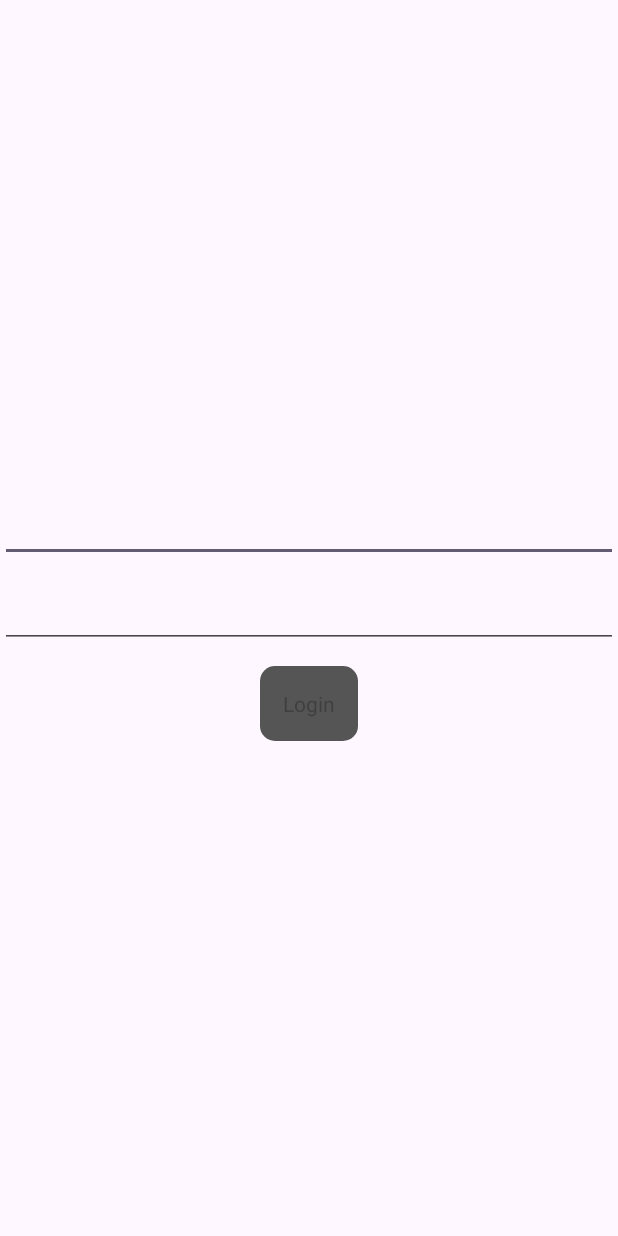
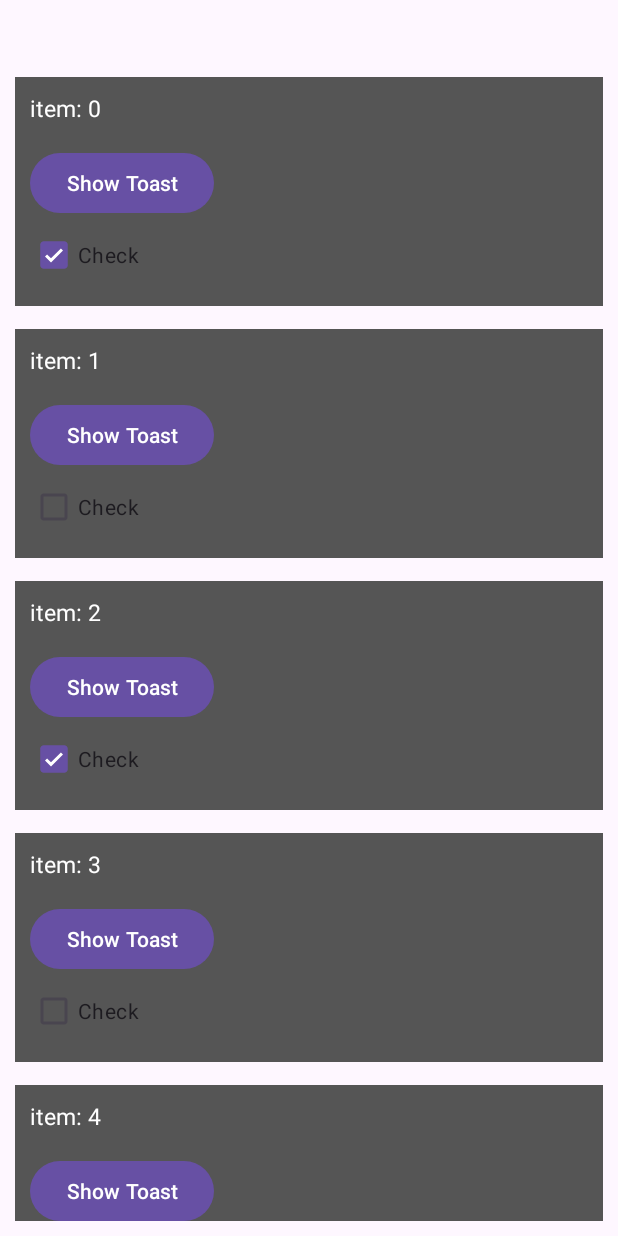
Before and after one commit to felopater-adel2000/android_testing_utils, an Android app: the screen it shows after launch (LoginActivity before the commit, RecyclerViewActivity after it), on a phone screen of 412 x 824 dp. Run offline under Robolectric (Android 15) with nearby library versions, the phone set to English and light mode, and no system bars.

Commit message:
1. Add Espresso Contrib dependency 2. make Example on RecyclerView 3. Add function to Access RecyclerView Item 4. Write Simple Test Case on RecyclerView

```diff
--- a/app/build.gradle
+++ b/app/build.gradle
@@ -67,4 +67,8 @@ dependencies {
     androidTestImplementation 'androidx.test.espresso:espresso-core:3.5.1'
     androidTestImplementation 'androidx.test:runner:1.4.0'
     androidTestImplementation 'androidx.test:rules:1.4.0'
+
+    //Espresso Contrib
+    // For Test UI Like (RecyclerView)
+    androidTestImplementation "androidx.test.espresso:espresso-contrib:3.5.1"
 }
--- /dev/null
+++ b/app/src/main/java/com/restart/androidtesting/RecyclerAdapter.kt
@@ -0,0 +1,96 @@
+package com.restart.androidtesting
+
+import android.view.LayoutInflater
+import android.view.ViewGroup
+import androidx.recyclerview.widget.AsyncDifferConfig
+import androidx.recyclerview.widget.AsyncListDiffer
+import androidx.recyclerview.widget.DiffUtil
+import androidx.recyclerview.widget.ListUpdateCallback
+import androidx.recyclerview.widget.RecyclerView
+import com.restart.androidtesting.databinding.ItemRecyclerBinding
+
+class RecyclerAdapter(private val itemCallbacks: ItemCallbacks) : RecyclerView.Adapter<RecyclerView.ViewHolder>()
+{
+    private val DIFF_CALLBACK = object: DiffUtil.ItemCallback<RecyclerModel>(){
+        override fun areItemsTheSame(oldItem: RecyclerModel, newItem: RecyclerModel): Boolean {
+            return oldItem.id == newItem.id
+        }
+
+        override fun areContentsTheSame(oldItem: RecyclerModel, newItem: RecyclerModel): Boolean {
+            return oldItem == newItem
+        }
+    }
+
+    private val differ = AsyncListDiffer(
+        CustomRecyclerChangeCallback(this),
+        AsyncDifferConfig.Builder(DIFF_CALLBACK).build()
+    )
+
+    inner class CustomRecyclerChangeCallback(val adapter: RecyclerAdapter): ListUpdateCallback {
+        override fun onInserted(position: Int, count: Int) {
+            adapter.notifyItemRangeChanged(position, count)
+        }
+
+        override fun onRemoved(position: Int, count: Int) {
+            adapter.notifyDataSetChanged()
+        }
+
+        override fun onMoved(fromPosition: Int, toPosition: Int) {
+            adapter.notifyDataSetChanged()
+        }
+
+        override fun onChanged(position: Int, count: Int, payload: Any?) {
+            adapter.notifyItemRangeChanged(position, count, payload)
+        }
+
+    }
+
+    override fun onCreateViewHolder(parent: ViewGroup, viewType: Int): RecyclerView.ViewHolder {
+        return CustomRecyclerViewHolder(
+            ItemRecyclerBinding.inflate(LayoutInflater.from(parent.context), parent, false),
+            itemCallbacks
+        )
+    }
+
+    override fun getItemCount(): Int {
+        return differ.currentList.size
+    }
+
+    override fun onBindViewHolder(holder: RecyclerView.ViewHolder, position: Int) {
+        (holder as CustomRecyclerViewHolder).bin(differ.currentList[position])
+    }
+
+    fun submitList(list: List<RecyclerModel>)
+    {
+        differ.submitList(list)
+    }
+
+    class CustomRecyclerViewHolder(
+        private val binding: ItemRecyclerBinding,
+        private val itemCallbacks: ItemCallbacks
+    ): RecyclerView.ViewHolder(binding.root)
+    {
+        fun bin(item: RecyclerModel) = with(binding.root){
+            binding.apply {
+                tvText.text = context.getString(R.string.item_text, adapterPosition)
+
+                binding.btn.setOnClickListener {
+                    itemCallbacks.onClickButton(adapterPosition)
+                }
+
+                binding.root.setOnClickListener {
+                    itemCallbacks.onItemClick(adapterPosition)
+                }
+
+                cb.isChecked = adapterPosition % 2 == 0
+            }
+        }
+    }
+
+    interface ItemCallbacks
+    {
+        fun onClickButton(pos: Int)
+
+        fun onItemClick(position: Int)
+    }
+}
--- /dev/null
+++ b/app/src/main/java/com/restart/androidtesting/RecyclerModel.kt
@@ -0,0 +1,6 @@
+package com.restart.androidtesting
+
+data class RecyclerModel (
+    val id: Int,
+    val name: String
+)
--- /dev/null
+++ b/app/src/main/java/com/restart/androidtesting/RecyclerViewActivity.kt
@@ -0,0 +1,45 @@
+package com.restart.androidtesting
+
+import androidx.appcompat.app.AppCompatActivity
+import android.os.Bundle
+import com.restart.androidtesting.databinding.ActivityRecyclerViewBinding
+
+class RecyclerViewActivity : AppCompatActivity(), RecyclerAdapter.ItemCallbacks
+{
+    private val TAG = "RecyclerViewActivity"
+
+    private lateinit var binding: ActivityRecyclerViewBinding
+
+    private val data = ArrayList<RecyclerModel>()
+    override fun onCreate(savedInstanceState: Bundle?)
+    {
+        super.onCreate(savedInstanceState)
+        binding = ActivityRecyclerViewBinding.inflate(layoutInflater)
+        setContentView(binding.root)
+        fillData()
+
+        initAdapter()
+    }
+
+    private fun initAdapter()
+    {
+        val adapter = RecyclerAdapter(this)
+        binding.rv.adapter = adapter
+        adapter.submitList(data)
+    }
+
+    private fun fillData()
+    {
+        for(i in 0 .. 100)
+        {
+            data.add(RecyclerModel(i, "item: $i"))
+        }
+    }
+
+    override fun onClickButton(pos: Int) {
+    }
+
+    override fun onItemClick(position: Int) {
+        binding.tvResult.text = getString(R.string.item_text, position)
+    }
+}
--- /dev/null
+++ b/app/src/main/res/layout/activity_recycler_view.xml
@@ -0,0 +1,28 @@
+<?xml version="1.0" encoding="utf-8"?>
+<LinearLayout xmlns:android="http://schemas.android.com/apk/res/android"
+    xmlns:app="http://schemas.android.com/apk/res-auto"
+    xmlns:tools="http://schemas.android.com/tools"
+    android:layout_width="match_parent"
+    android:layout_height="match_parent"
+    android:orientation="vertical"
+    tools:context=".RecyclerViewActivity">
+
+    <TextView
+        android:id="@+id/tv_result"
+        android:layout_width="match_parent"
+        android:layout_height="wrap_content"
+        android:layout_marginBottom="10dp"
+        android:layout_marginTop="10dp"
+        android:textSize="15sp"/>
+
+    <androidx.recyclerview.widget.RecyclerView
+        android:id="@+id/rv"
+        android:layout_width="match_parent"
+        android:layout_height="0dp"
+        android:layout_weight="1"
+        android:padding="10dp"
+        app:layoutManager="androidx.recyclerview.widget.LinearLayoutManager"
+        android:orientation="vertical"
+        tools:listitem="@layout/item_recycler" />
+
+</LinearLayout>
--- /dev/null
+++ b/app/src/main/res/layout/item_recycler.xml
@@ -0,0 +1,34 @@
+<?xml version="1.0" encoding="utf-8"?>
+<LinearLayout
+    xmlns:android="http://schemas.android.com/apk/res/android"
+    xmlns:app="http://schemas.android.com/apk/res-auto"
+    xmlns:tools="http://schemas.android.com/tools"
+    android:layout_width="match_parent"
+    android:layout_height="wrap_content"
+    android:padding="10dp"
+    android:background="#555555"
+    android:orientation="vertical"
+    android:layout_marginBottom="15dp">
+
+    <TextView
+        android:id="@+id/tv_text"
+        android:layout_width="wrap_content"
+        android:layout_height="wrap_content"
+        tools:text="Text"
+        android:textColor="@color/white"
+        android:textSize="15sp"
+        android:layout_marginBottom="15dp"/>
+
+    <Button
+        android:id="@+id/btn"
+        android:layout_width="wrap_content"
+        android:layout_height="wrap_content"
+        android:text="@string/show_toast"/>
+
+    <CheckBox
+        android:id="@+id/cb"
+        android:layout_width="wrap_content"
+        android:layout_height="wrap_content"
+        android:text="@string/check"/>
+
+</LinearLayout>
--- a/app/src/main/res/values/strings.xml
+++ b/app/src/main/res/values/strings.xml
@@ -1,4 +1,8 @@
 <resources>
     <string name="app_name">Android Testing</string>
     <string name="login">Login</string>
+    <string name="show_toast">Show Toast</string>
+    <string name="check">Check</string>
+
+    <string name="item_text">item: %d</string>
 </resources>
```
Also changed, not shown: app/src/main/AndroidManifest.xml (+10 -3 lines), 3 other files.
